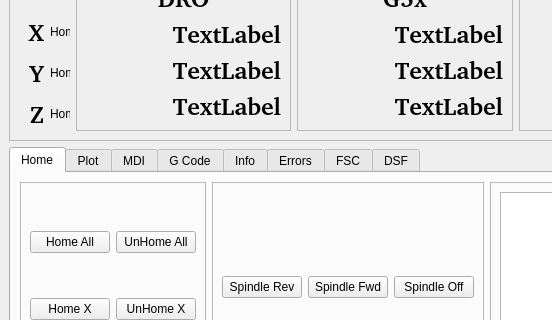
Qt form examples/touch/touch_1.ui (jethornton/flexgui) before a commit; both pictures show x 0 to 552 and y 94 to 414 of the 1000 by 800 pixel window.
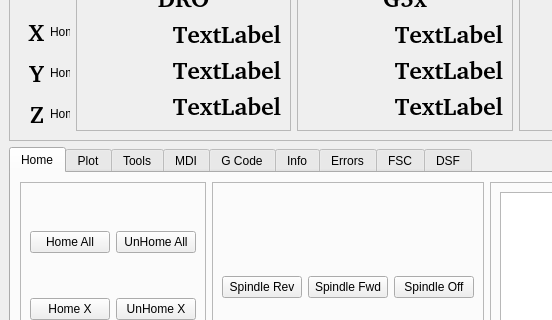
The same form after that commit.

Patch:
```diff
--- a/examples/touch/touch_1.ui
+++ b/examples/touch/touch_1.ui
@@ -822,6 +822,11 @@
         </item>
        </layout>
       </widget>
+      <widget class="QWidget" name="tab_11">
+       <attribute name="title">
+        <string>Tools</string>
+       </attribute>
+      </widget>
       <widget class="QWidget" name="tab_4">
        <attribute name="title">
         <string>MDI</string>
```
